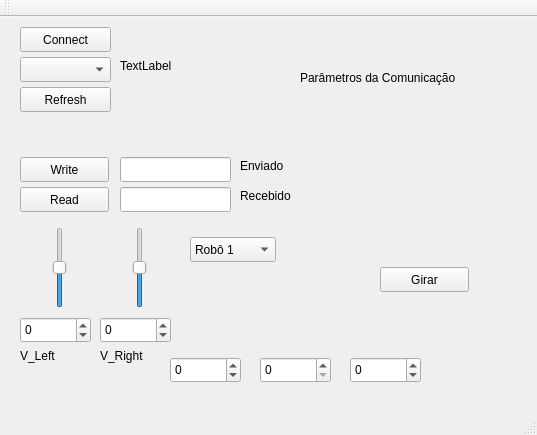
First picture: the form in mainwindow.ui, repository David1340/Comunicacao_LambeSujo, before the edit.
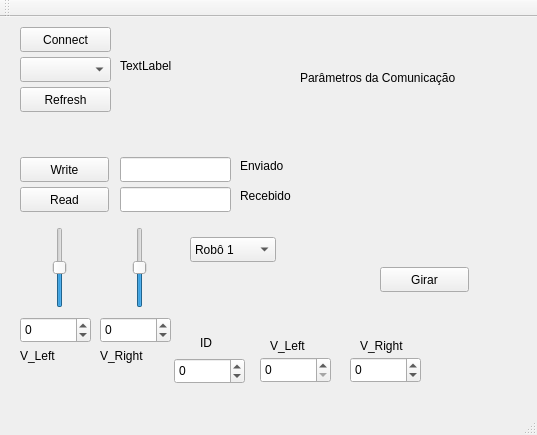
Second picture: the form after the edit.

Commit message: Inserção de label na interface e comando de parar para o teste girar

Diff of the .ui file:
```diff
--- a/mainwindow.ui
+++ b/mainwindow.ui
@@ -186,8 +186,8 @@
    <widget class="QSpinBox" name="spinBox_texte">
     <property name="geometry">
      <rect>
-      <x>170</x>
-      <y>340</y>
+      <x>174</x>
+      <y>341</y>
       <width>71</width>
       <height>26</height>
      </rect>
@@ -340,6 +340,45 @@
      </rect>
     </property>
    </widget>
+   <widget class="QLabel" name="label_6">
+    <property name="geometry">
+     <rect>
+      <x>200</x>
+      <y>310</y>
+      <width>41</width>
+      <height>31</height>
+     </rect>
+    </property>
+    <property name="text">
+     <string>ID</string>
+    </property>
+   </widget>
+   <widget class="QLabel" name="label_7">
+    <property name="geometry">
+     <rect>
+      <x>270</x>
+      <y>320</y>
+      <width>67</width>
+      <height>17</height>
+     </rect>
+    </property>
+    <property name="text">
+     <string>V_Left</string>
+    </property>
+   </widget>
+   <widget class="QLabel" name="label_8">
+    <property name="geometry">
+     <rect>
+      <x>360</x>
+      <y>320</y>
+      <width>67</width>
+      <height>17</height>
+     </rect>
+    </property>
+    <property name="text">
+     <string>V_Right</string>
+    </property>
+   </widget>
   </widget>
   <widget class="QMenuBar" name="menuBar">
    <property name="geometry">
```
The commit also changes 1 other file.
